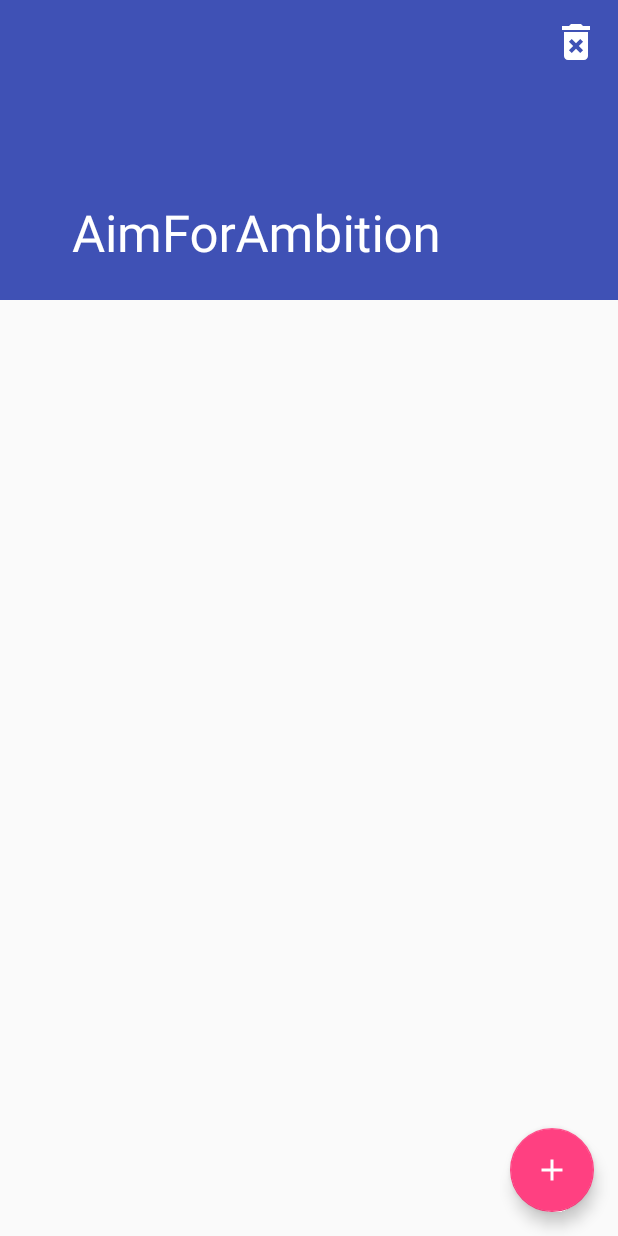
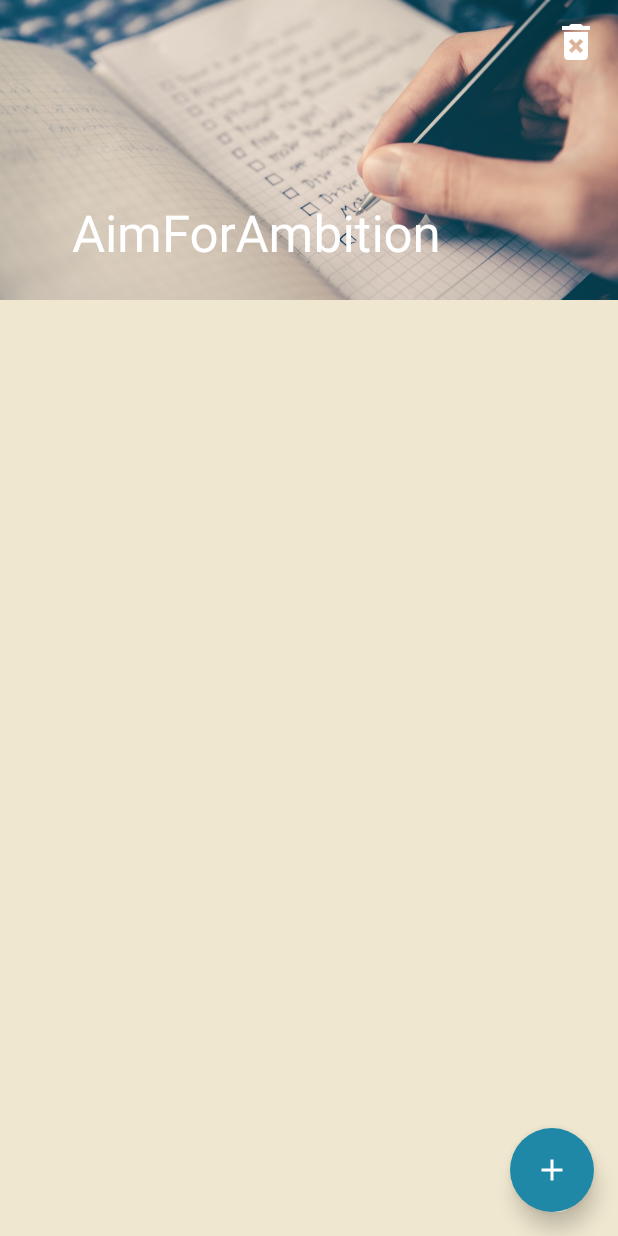
Before and after one commit to matthewstulz/AimForAmbition, an Android app: the screen it shows after launch (MainActivity), on a phone screen of 412 x 824 dp. Run offline under Robolectric (Android 15) with nearby library versions, the phone set to English and light mode, and no system bars.

Commit message:
Styled activities and refracted some methods

```diff
--- a/app/src/main/AndroidManifest.xml
+++ b/app/src/main/AndroidManifest.xml
@@ -22,8 +22,7 @@
         <activity
             android:name=".goals.GoalActivity"
             android:label="New Goal"
-            android:theme="@style/AppTheme.NoActionBar"
-            />
+            android:theme="@style/AppTheme.ActionBar.TitleTextStyle"/>
     </application>
 
 </manifest>
--- a/app/src/main/java/com/github/stulzm2/aimforambition/MainActivity.kt
+++ b/app/src/main/java/com/github/stulzm2/aimforambition/MainActivity.kt
@@ -31,24 +31,24 @@ class MainActivity : AppCompatActivity() {
         //initDB()
     }
 
-    fun initDB() {
+    private fun initDB() {
         dbHandler = DatabaseHandler(this)
-        listTasks = (dbHandler as DatabaseHandler).task()
+        listTasks = (dbHandler as DatabaseHandler).goal()
         taskRecyclerAdapter = GoalAdapter(goalList = listTasks, context = applicationContext)
         (recyclerView as RecyclerView).adapter = taskRecyclerAdapter
     }
 
-    fun initViews() {
-        val toolbar = findViewById(R.id.toolbar) as Toolbar
+    private fun initViews() {
+        val toolbar = findViewById<Toolbar>(R.id.toolbar)
         setSupportActionBar(toolbar)
-        recyclerView = findViewById(R.id.recycler_view) as RecyclerView
+        recyclerView = findViewById(R.id.recycler_view)
         taskRecyclerAdapter = GoalAdapter(goalList = listTasks, context = applicationContext)
         linearLayoutManager = LinearLayoutManager(applicationContext)
         (recyclerView as RecyclerView).layoutManager = linearLayoutManager
     }
 
-    fun initOperations() {
-        fab_goal_intent?.setOnClickListener { view ->
+    private fun initOperations() {
+        fab_goal_intent?.setOnClickListener { _ ->
             val i = Intent(applicationContext, GoalActivity::class.java)
             i.putExtra("Mode", "A")
             startActivity(i)
@@ -63,9 +63,9 @@ class MainActivity : AppCompatActivity() {
     override fun onOptionsItemSelected(item: MenuItem): Boolean {
         val id = item.itemId
         if (id == R.id.action_delete) {
-            val dialog = android.support.v7.app.AlertDialog.Builder(this).setTitle("Info").setMessage("Click 'YES' Delete All Goal")
+            val dialog = android.support.v7.app.AlertDialog.Builder(this).setTitle("DANGER ZONE!").setMessage("Click 'YES' to delete all goals")
                     .setPositiveButton("YES", { dialog, i ->
-                        dbHandler!!.deleteAllTasks()
+                        dbHandler!!.deleteAllGoals()
                         initDB()
                         dialog.dismiss()
                     })
--- a/app/src/main/java/com/github/stulzm2/aimforambition/adapter/GoalAdapter.kt
+++ b/app/src/main/java/com/github/stulzm2/aimforambition/adapter/GoalAdapter.kt
@@ -17,7 +17,7 @@ import java.util.ArrayList
  */
 class GoalAdapter(goalList: List<Goal>, private var context: Context) : RecyclerView.Adapter<GoalAdapter.TaskViewHolder>() {
 
-    internal var goalList: List<Goal> = ArrayList()
+    private var goalList: List<Goal> = ArrayList()
     init {
         this.goalList = goalList
     }
@@ -31,6 +31,7 @@ class GoalAdapter(goalList: List<Goal>, private var context: Context) : Recycler
         val goals = goalList[position]
         holder.title.text = goals.title
         holder.description.text = goals.description
+        holder.date.text = goals.date
 
         holder.itemView.setOnClickListener {
             val i = Intent(context, GoalActivity::class.java)
@@ -48,5 +49,6 @@ class GoalAdapter(goalList: List<Goal>, private var context: Context) : Recycler
     inner class TaskViewHolder(view: View) : RecyclerView.ViewHolder(view) {
         var title: TextView = view.findViewById(R.id.card_goal_text) as TextView
         var description: TextView = view.findViewById(R.id.card_goal_description) as TextView
+        var date: TextView = view.findViewById(R.id.card_goal_deadline) as TextView
     }
 }
--- a/app/src/main/java/com/github/stulzm2/aimforambition/database/DatabaseHandler.kt
+++ b/app/src/main/java/com/github/stulzm2/aimforambition/database/DatabaseHandler.kt
@@ -19,10 +19,11 @@ class DatabaseHandler(context: Context) : SQLiteOpenHelper(context, DatabaseHand
         private val TABLE_NAME = "Goals"
         private val COLUMN_ID = "Id"
         private val COLUMN_TITLE = "Title"
-        private val COLUMN_DESCRIPTION = "Description" }
+        private val COLUMN_DESCRIPTION = "Description"
+        private val COLUMN_DATE = "Date"}
 
     override fun onCreate(db: SQLiteDatabase) {
-        val CREATE_TABLE = "CREATE TABLE $TABLE_NAME ($COLUMN_ID INTEGER PRIMARY KEY, $COLUMN_TITLE TEXT, $COLUMN_DESCRIPTION TEXT)"
+        val CREATE_TABLE = "CREATE TABLE $TABLE_NAME ($COLUMN_ID INTEGER PRIMARY KEY, $COLUMN_TITLE TEXT, $COLUMN_DESCRIPTION TEXT, $COLUMN_DATE)"
         db.execSQL(CREATE_TABLE)
     }
 
@@ -32,17 +33,18 @@ class DatabaseHandler(context: Context) : SQLiteOpenHelper(context, DatabaseHand
         onCreate(db)
     }
 
-    fun addTask(goal: Goal): Boolean {
+    fun addGoal(goal: Goal): Boolean {
         val db = this.writableDatabase
         val values = ContentValues()
         values.put(COLUMN_TITLE, goal.title)
         values.put(COLUMN_DESCRIPTION, goal.description)
+        values.put(COLUMN_DATE, goal.date)
         val _success = db.insert(TABLE_NAME, null, values)
         db.close()
         return (Integer.parseInt("$_success") != -1)
     }
 
-    fun getTask(_id: Int): Goal {
+    fun getGoal(_id: Int): Goal {
         val goals = Goal()
         val db = writableDatabase
         val selectQuery = "SELECT  * FROM $TABLE_NAME WHERE $COLUMN_ID = $_id"
@@ -52,11 +54,12 @@ class DatabaseHandler(context: Context) : SQLiteOpenHelper(context, DatabaseHand
         goals.id = Integer.parseInt(cursor.getString(cursor.getColumnIndex(COLUMN_ID)))
         goals.title = cursor.getString(cursor.getColumnIndex(COLUMN_TITLE))
         goals.description = cursor.getString(cursor.getColumnIndex(COLUMN_DESCRIPTION))
+        goals.date = cursor.getString(cursor.getColumnIndex(COLUMN_DATE))
         cursor.close()
         return goals
     }
 
-    fun task(): List<Goal> {
+    fun goal(): List<Goal> {
         val taskList = ArrayList<Goal>()
         val db = writableDatabase
         val selectQuery = "SELECT  * FROM $TABLE_NAME"
@@ -68,6 +71,7 @@ class DatabaseHandler(context: Context) : SQLiteOpenHelper(context, DatabaseHand
                     goals.id = Integer.parseInt(cursor.getString(cursor.getColumnIndex(COLUMN_ID)))
                     goals.title = cursor.getString(cursor.getColumnIndex(COLUMN_TITLE))
                     goals.description = cursor.getString(cursor.getColumnIndex(COLUMN_DESCRIPTION))
+                    goals.date = cursor.getString(cursor.getColumnIndex(COLUMN_DATE))
                     taskList.add(goals)
                 } while (cursor.moveToNext())
             }
@@ -76,24 +80,25 @@ class DatabaseHandler(context: Context) : SQLiteOpenHelper(context, DatabaseHand
         return taskList
     }
 
-    fun updateTask(goal: Goal): Boolean {
+    fun updateGoal(goal: Goal): Boolean {
         val db = this.writableDatabase
         val values = ContentValues()
         values.put(COLUMN_TITLE, goal.title)
         values.put(COLUMN_DESCRIPTION, goal.description)
+        values.put(COLUMN_DATE, goal.date)
         val _success = db.update(TABLE_NAME, values, COLUMN_ID + "=?", arrayOf(goal.id.toString())).toLong()
         db.close()
         return Integer.parseInt("$_success") != -1
     }
 
-    fun deleteTask(_id: Int): Boolean {
+    fun deleteGoal(_id: Int): Boolean {
         val db = this.writableDatabase
         val _success = db.delete(TABLE_NAME, COLUMN_ID + "=?", arrayOf(_id.toString())).toLong()
         db.close()
         return Integer.parseInt("$_success") != -1
     }
 
-    fun deleteAllTasks(): Boolean {
+    fun deleteAllGoals(): Boolean {
         val db = this.writableDatabase
         val _success = db.delete(TABLE_NAME, null, null).toLong()
         db.close()
--- a/app/src/main/java/com/github/stulzm2/aimforambition/models/Goal.kt
+++ b/app/src/main/java/com/github/stulzm2/aimforambition/models/Goal.kt
@@ -8,5 +8,5 @@ class Goal {
     var id: Int = 0
     var title: String = ""
     var description: String = ""
-//    var date: String = ""
+    var date: String = ""
 }
--- a/app/src/main/res/layout/activity_main.xml
+++ b/app/src/main/res/layout/activity_main.xml
@@ -5,6 +5,7 @@
     android:layout_width="match_parent"
     android:layout_height="match_parent"
     android:fitsSystemWindows="true"
+    android:background="@color/colorPrimary"
     tools:context="com.github.stulzm2.aimforambition.MainActivity">
 
     <android.support.v7.widget.RecyclerView
@@ -21,6 +22,10 @@
         android:layout_margin="16dp"
         app:layout_anchor="@id/recycler_view"
         app:layout_anchorGravity="bottom|right|end"
+        app:borderWidth="0dp"
+        app:elevation="8dp"
+        app:fabSize="normal"
+        android:backgroundTint="@color/colorAccent"
         android:src="@drawable/ic_add"
         android:tint="@android:color/white"/>
 
@@ -35,7 +40,7 @@
             android:layout_height="match_parent"
             app:layout_scrollFlags="scroll|exitUntilCollapsed"
             android:fitsSystemWindows="true"
-            app:contentScrim="?attr/colorPrimary"
+            app:contentScrim="@color/colorPrimaryDark"
             app:expandedTitleMarginStart="48dp"
             app:expandedTitleMarginEnd="64dp">
 
@@ -45,7 +50,8 @@
                 android:layout_height="200dp"
                 android:scaleType="centerCrop"
                 android:fitsSystemWindows="true"
-                app:layout_collapseMode="parallax" />
+                app:layout_collapseMode="parallax"
+                android:src="@drawable/checklist"/>
 
             <android.support.v7.widget.Toolbar
                 android:id="@+id/toolbar"
@@ -53,7 +59,7 @@
                 android:layout_height="?attr/actionBarSize"
                 app:popupTheme="@style/AppTheme.PopupOverlay"
                 app:layout_scrollFlags="scroll|enterAlways"
-                app:layout_collapseMode="pin"/>
+                app:layout_collapseMode="pin" />
 
         </android.support.design.widget.CollapsingToolbarLayout>
     </android.support.design.widget.AppBarLayout>
--- a/app/src/main/res/layout/card_goal.xml
+++ b/app/src/main/res/layout/card_goal.xml
@@ -6,7 +6,8 @@
     android:layout_width="match_parent"
     android:layout_height="wrap_content"
     android:layout_margin="6dp"
-    card_view:cardCornerRadius="6dp">
+    card_view:cardCornerRadius="6dp"
+    card_view:cardBackgroundColor="#FFF">
 
     <RelativeLayout
         android:layout_width="match_parent"
--- a/app/src/main/res/values/colors.xml
+++ b/app/src/main/res/values/colors.xml
@@ -1,6 +1,6 @@
 <?xml version="1.0" encoding="utf-8"?>
 <resources>
-    <color name="colorPrimary">#3F51B5</color>
-    <color name="colorPrimaryDark">#303F9F</color>
-    <color name="colorAccent">#FF4081</color>
+    <color name="colorPrimary">#EFE7CF</color>
+    <color name="colorPrimaryDark">#C0A545</color>
+    <color name="colorAccent">#1F88A7</color>
 </resources>
--- a/app/src/main/res/values/strings.xml
+++ b/app/src/main/res/values/strings.xml
@@ -4,8 +4,10 @@
     <string name="action_delete">Delete All</string>
     <string name="on">on</string>
     <string name="off">off</string>
-    <string name="add_goal">ADD GOAL</string>
-    <string name="delete_goal">DELETE GOAL</string>
+    <string name="add_goal">ADD\nGOAL</string>
+    <string name="delete_goal">DELETE\nGOAL</string>
+    <string name="change_date">CHANGE\NDATE</string>
+    <string name="switch_deadline">END\nDATE</string>
     <string name="goal_deadline">Goal Deadline</string>
     <string name="enter_goal">Enter goal</string>
     <string name="enter_description">Enter description</string>
--- a/app/src/main/res/values/styles.xml
+++ b/app/src/main/res/values/styles.xml
@@ -6,6 +6,7 @@
         <item name="colorPrimary">@color/colorPrimary</item>
         <item name="colorPrimaryDark">@color/colorPrimaryDark</item>
         <item name="colorAccent">@color/colorAccent</item>
+        <item name="android:textColor">@color/colorAccent</item>
     </style>
 
     <style name="AppTheme.NoActionBar">
@@ -13,8 +14,27 @@
         <item name="windowNoTitle">true</item>
     </style>
 
+    <style name="AppTheme.ActionBarStyle" parent="Theme.AppCompat.Light">
+        <item name="titleTextStyle">@style/AppTheme.ActionBar.TitleTextStyle</item>
+        <item name="background">@color/colorAccent</item>
+    </style>
+
+    <style name="AppTheme.ActionBar.TitleTextStyle" parent="Theme.AppCompat.Light">
+        <item name="android:textColor">@color/colorAccent</item>
+    </style>
+
     <style name="AppTheme.AppBarOverlay" parent="ThemeOverlay.AppCompat.Dark.ActionBar" />
 
     <style name="AppTheme.PopupOverlay" parent="ThemeOverlay.AppCompat.Light" />
 
+    <style name="TextLabel" parent="TextAppearance.AppCompat">
+        <!-- Hint color and label color in FALSE state -->
+        <item name="android:textColorHint">@color/colorAccent</item>
+        <item name="android:textSize">20sp</item>
+        <!-- Label color in TRUE state and bar color FALSE and TRUE State -->
+        <item name="colorAccent">@android:color/black</item>
+        <item name="colorControlNormal">@android:color/black</item>
+        <item name="colorControlActivated">@android:color/black</item>
+    </style>
+
 </resources>
```
Also changed, not shown: app/src/main/java/com/github/stulzm2/aimforambition/goals/GoalActivity.kt (+28 -28 lines), app/src/main/res/layout/activity_goal.xml (+20 -43 lines), app/src/main/res/drawable-v24/checklist.jpg (added).
